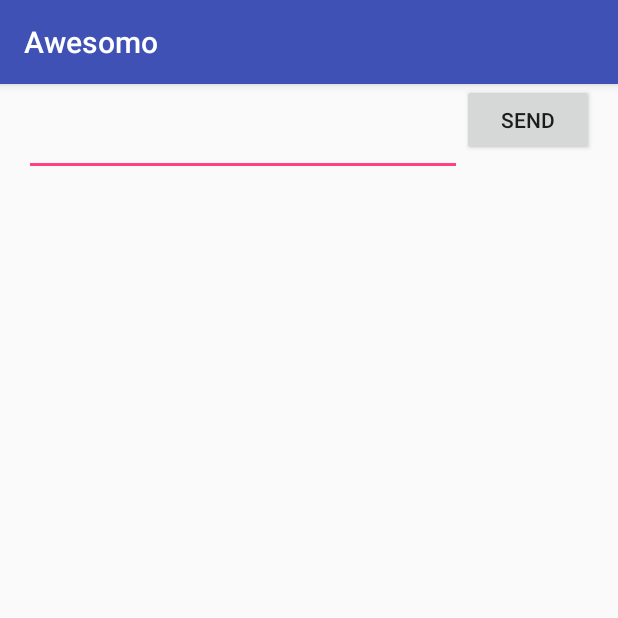
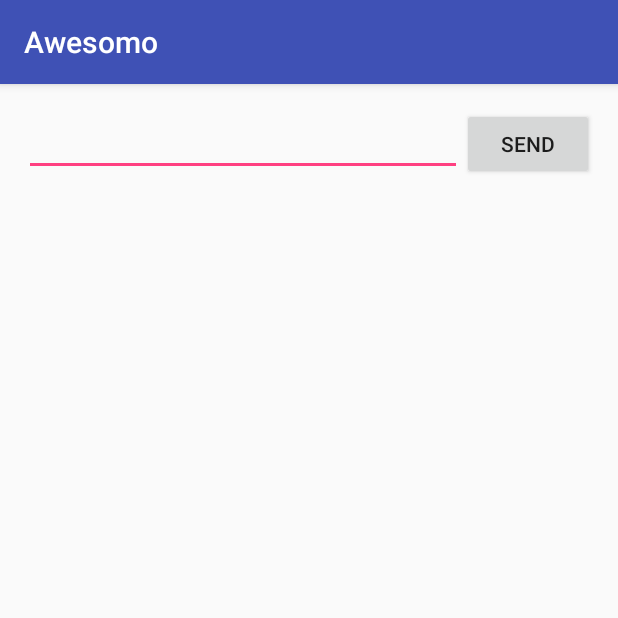
Before and after one commit to bluesxman/Awesomo, an Android app: the screen it shows after launch (MainActivity), on a phone screen of 412 x 824 dp, the top half of it. Run offline under Robolectric (Android 15) with nearby library versions, the phone set to English and light mode, and no system bars.

Commit message:
message activity

```diff
--- a/app/src/main/res/layout/activity_main.xml
+++ b/app/src/main/res/layout/activity_main.xml
@@ -18,14 +18,16 @@
         app:layout_constraintLeft_toLeftOf="parent"
         app:layout_constraintTop_toTopOf="parent"
         app:layout_constraintRight_toLeftOf="@+id/button"
-        android:layout_marginRight="0dp" />
+        android:layout_marginRight="0dp"
+        app:layout_constraintHorizontal_bias="0.0" />
 
     <Button
         android:id="@+id/button"
         android:layout_width="wrap_content"
         android:layout_height="wrap_content"
         android:layout_marginRight="16dp"
+        android:onClick="sendMessage"
         android:text="@string/button_send"
-        app:layout_constraintRight_toRightOf="parent"
-        tools:layout_editor_absoluteY="15dp" />
+        app:layout_constraintBaseline_toBaselineOf="@+id/editText"
+        app:layout_constraintRight_toRightOf="parent" />
 </android.support.constraint.ConstraintLayout>
--- a/app/src/main/res/values/strings.xml
+++ b/app/src/main/res/values/strings.xml
@@ -1,5 +1,5 @@
 <resources>
-    <string name="app_name">Awesomo</string>
     <string name="edit_message">Enter a message</string>
     <string name="button_send">Send</string>
+    <string name="app_name">Awesomo</string>
 </resources>
```
Also changed, not shown: app/src/main/AndroidManifest.xml (+7 -0 lines), app/src/main/java/com/smackwerks/awesomo/DisplayMessageActivity.java (added, +23 -0 lines), app/src/main/java/com/smackwerks/awesomo/MainActivity.java (+12 -0 lines), app/src/main/res/layout/activity_display_message.xml (added, +22 -0 lines).
